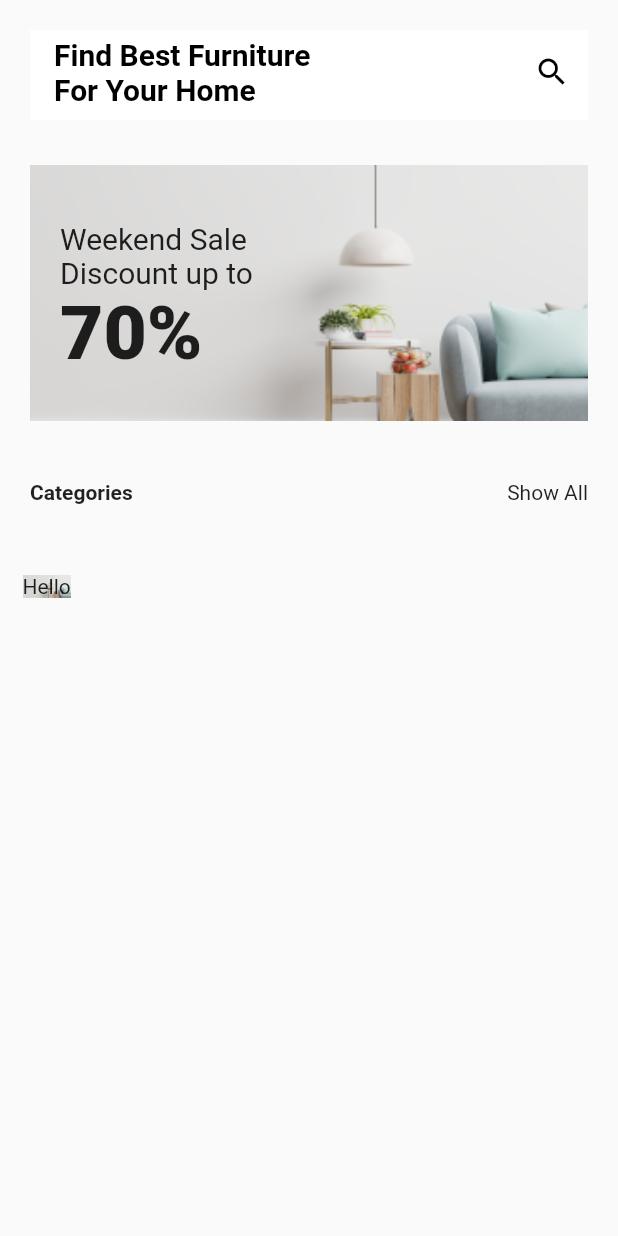
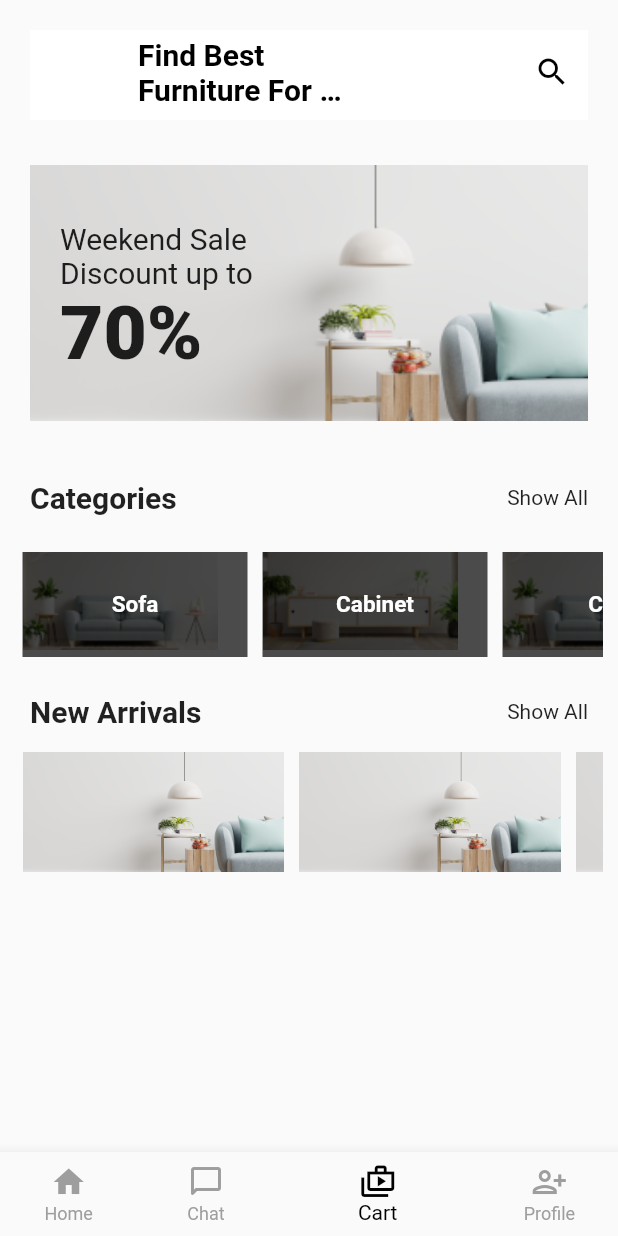
Before and after one commit to suryajayantara/furnist_flutter, a Flutter app: the HomePage screen opened directly, on a phone screen of 412 x 824 dp. Run offline on Flutter 3.47's test engine with Material 2 defaults, Android fonts, the phone set to English and light mode, and no system bars; our stand-ins replace get.

Commit message:
:bug: bottom login bug

```diff
--- a/lib/main.dart
+++ b/lib/main.dart
@@ -1,5 +1,6 @@
 import 'package:flutter/material.dart';
 import 'package:furnist_app/screens/home.dart';
+import 'package:furnist_app/screens/login.dart';
 import 'package:furnist_app/screens/onboard.dart';
 import 'package:furnist_app/screens/register.dart';
 import 'package:furnist_app/screens/welcome.dart';
@@ -15,7 +16,7 @@
   @override
   Widget build(BuildContext context) {
     return GetMaterialApp(
-      home: HomePage(),
+      home: LoginPage(),
       debugShowCheckedModeBanner: false,
     );
   }
--- a/lib/screens/home.dart
+++ b/lib/screens/home.dart
@@ -1,4 +1,5 @@
 import 'package:flutter/material.dart';
+import 'package:furnist_app/widgets/components/category_card.dart';
 import 'package:get/get.dart';
 
 class HomePage extends StatefulWidget {
@@ -10,9 +11,32 @@
 
 class _HomePageState extends State<HomePage> {
   int activePages = 1;
+  List<Widget> _categoryList = [];
+
+
 
   @override
   Widget build(BuildContext context) {
+
+
+   _categoryList = [
+      CategoryCard(
+        onTap: () {},
+        title: "Sofa",
+        url: 'assets/categories/cat-1.png',
+      ),
+      CategoryCard(
+        onTap: () {},
+        title: "Cabinet",
+        url: 'assets/categories/cat-2.png',
+      ),
+      CategoryCard(
+        onTap: () {},
+        title: "Chair",
+        url: 'assets/categories/cat-1.png',
+      ),
+    ];
+
     return Scaffold(
         appBar: PreferredSize(
           preferredSize: Size.fromHeight(100),
@@ -44,7 +68,11 @@
             ),
           ),
         ),
-        body: Column(
+        body: ListView(
+        shrinkWrap: true,
+        scrollDirection: Axis.vertical,
+        children: [
+          Column(
           children: [
             Container(
                 height: 200,
@@ -131,7 +159,32 @@
                 children: [
                   Text(
                     'Categories',
-                    style: TextStyle(fontWeight: FontWeight.w700),
+                    style:
+                          TextStyle(fontWeight: FontWeight.w700, fontSize: 20),
+                    ),
+                    Spacer(),
+                    Text('Show All'),
+                  ],
+                ),
+              ),
+              Container(
+                height: 100,
+                margin: EdgeInsets.all(10),
+                child: ListView(
+                  scrollDirection: Axis.horizontal,
+                  children:
+                      // CategoryCard(title: "Hello"), Buat Disini
+                      _categoryList,
+                ),
+              ),
+              Container(
+                margin: EdgeInsets.symmetric(horizontal: 20.0, vertical: 0),
+                child: Row(
+                  children: [
+                    Text(
+                      'New Arrivals',
+                      style:
+                          TextStyle(fontWeight: FontWeight.w700, fontSize: 20),
                     ),
                     Spacer(),
                     Text('Show All'),
@@ -147,16 +200,95 @@
                     Container(
                       alignment: Alignment.center,
                       margin: EdgeInsets.all(5),
-                    decoration: BoxDecoration(
-                        image: DecorationImage(
+                      child: Stack(
+                        children: [
+                          Image(
                               image:
-                                AssetImage('assets/carousel/carousel-1.png'))),
-                    child: Center(child: Text('Hello')),
+                                  AssetImage('assets/carousel/carousel-1.png')),
+                          Container(
+                            color: Colors.black,
+                            height: Get.width,
                           ),
                         ],
                       ),
+                    ),
+                    Container(
+                      alignment: Alignment.center,
+                      margin: EdgeInsets.all(5),
+                      child: Stack(
+                        children: [
+                          Image(
+                              image:
+                                  AssetImage('assets/carousel/carousel-1.png')),
+                          Container(
+                            color: Colors.black,
+                            height: Get.width,
+                          ),
+                        ],
+                      ),
+                    ),
+                    Container(
+                      alignment: Alignment.center,
+                      margin: EdgeInsets.all(5),
+                      child: Stack(
+                        children: [
+                          Image(
+                              image:
+                                  AssetImage('assets/carousel/carousel-1.png')),
+                          Container(
+                            color: Colors.black,
+                            height: Get.width,
+                          ),
+                        ],
+                      ),
+                    ),
+                    Container(
+                      alignment: Alignment.center,
+                      margin: EdgeInsets.all(5),
+                      child: Stack(
+                        children: [
+                          Image(
+                              image:
+                                  AssetImage('assets/carousel/carousel-1.png')),
+                          Container(
+                            color: Colors.black,
+                            height: Get.width,
+                          ),
+                        ],
+                      ),
+                    ),
+                  ],
+
+              ),
             )
           ],
-        ));
+        )
+        ],
+      ),
+      bottomNavigationBar: BottomNavigationBar(
+        items: const <BottomNavigationBarItem>[
+          BottomNavigationBarItem(
+            icon: Icon(Icons.home),
+            title: Text('Home'),
+          ),
+          BottomNavigationBarItem(
+            icon: Icon(Icons.chat_bubble_outline_rounded),
+            title: Text('Chat'),
+          ),
+          BottomNavigationBarItem(
+            icon: Icon(Icons.shop_2_outlined),
+            title: Text('Cart'),
+          ),
+          BottomNavigationBarItem(
+            icon: Icon(Icons.person_add_alt_1_outlined),
+            title: Text('Profile'),
+          ),
+        ],
+        currentIndex: 2,
+        selectedItemColor: Colors.black,
+        unselectedItemColor: Colors.grey,
+        showUnselectedLabels: true,
+      ),
+    );
   }
 }
--- a/lib/screens/login.dart
+++ b/lib/screens/login.dart
@@ -28,14 +28,11 @@
           ),
         ),
         body: Container(
-          height: Get.height,
-          child: ListView(
-            shrinkWrap: true,
-            children: [
-              Container(
           width: Get.width,
           height: Get.height,
           child: Stack(
+            children: [
+              Stack(
                 children: [
                     Padding(
                       padding: EdgeInsets.symmetric(
@@ -121,6 +118,8 @@
                         ),
                       ),
                     ),
+                  ],
+              ),
               Positioned(
                   bottom: 0,
                   left: 0,
@@ -130,9 +129,6 @@
                   ))
             ],
           ),
-              )
-            ],
-          ),
         ));
   }
 }
--- /dev/null
+++ b/lib/widgets/components/category_card.dart
@@ -0,0 +1,51 @@
+import 'package:flutter/material.dart';
+import 'package:get/get.dart';
+
+class CategoryCard extends StatelessWidget {
+  // const CategoryCard({ Key? key }) : super(key: key);
+
+  // Init Params
+  final Function()? onTap;
+  final String title;
+  final String url;
+
+  CategoryCard({this.onTap, this.title = "", this.url = ""});
+
+  @override
+  Widget build(BuildContext context) {
+    return GestureDetector(
+      onTap: onTap,
+      child: Container(
+        height: Get.height,
+        alignment: Alignment.center,
+        margin: EdgeInsets.all(5),
+        child: Stack(
+          children: [
+            Container(
+                width: 150,
+                height: 70,
+                child: Stack(
+                  children: [
+                    Image(image: AssetImage(url)),
+                    Container(
+                      color: Colors.black.withOpacity(0.7),
+                    )
+                  ],
+                )),
+            Positioned.fill(
+                child: Align(
+              alignment: Alignment.center,
+              child: Text(
+                title,
+                style: TextStyle(
+                    fontWeight: FontWeight.w600,
+                    fontSize: 15,
+                    color: Colors.white),
+              ),
+            ))
+          ],
+        ),
+      ),
+    );
+  }
+}
--- /dev/null
+++ b/lib/widgets/components/product_card.dart
@@ -0,0 +1,10 @@
+import 'package:flutter/material.dart';
+
+class ProductCart extends StatelessWidget {
+  const ProductCart({Key? key}) : super(key: key);
+
+  @override
+  Widget build(BuildContext context) {
+    return Container();
+  }
+}
--- a/lib/widgets/components/solid_btn.dart
+++ b/lib/widgets/components/solid_btn.dart
@@ -6,6 +6,9 @@
   final Function()? onTap;
   SolidBtn({this.title = "Helo",this.onTap});
   @override
+
+
+
   Widget build(BuildContext context) {
     return GestureDetector(
       onTap: onTap,
--- a/pubspec.yaml
+++ b/pubspec.yaml
@@ -59,6 +59,7 @@
     - assets/theme/onboarding-1.png
     - assets/theme/onboarding-2.png
     - assets/carousel/
+    - assets/categories/
   #   - images/a_dot_ham.jpeg
   # An image asset can refer to one or more resolution-specific "variants", see
   # https://flutter.dev/assets-and-images/#resolution-aware.
```
Also changed, not shown: assets/categories/cat-1.png (added), assets/categories/cat-2.png (added), assets/categories/cat-3.png (added). Lines whose indentation alone changed are shown as unchanged.
